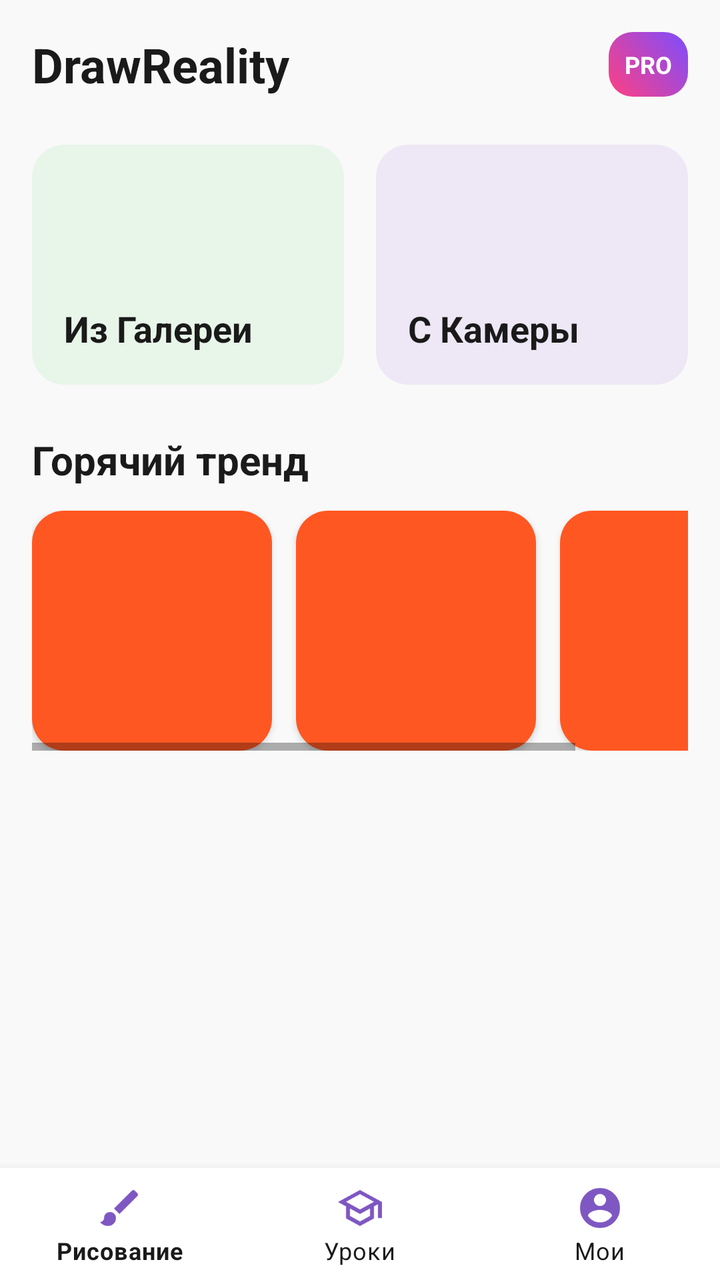
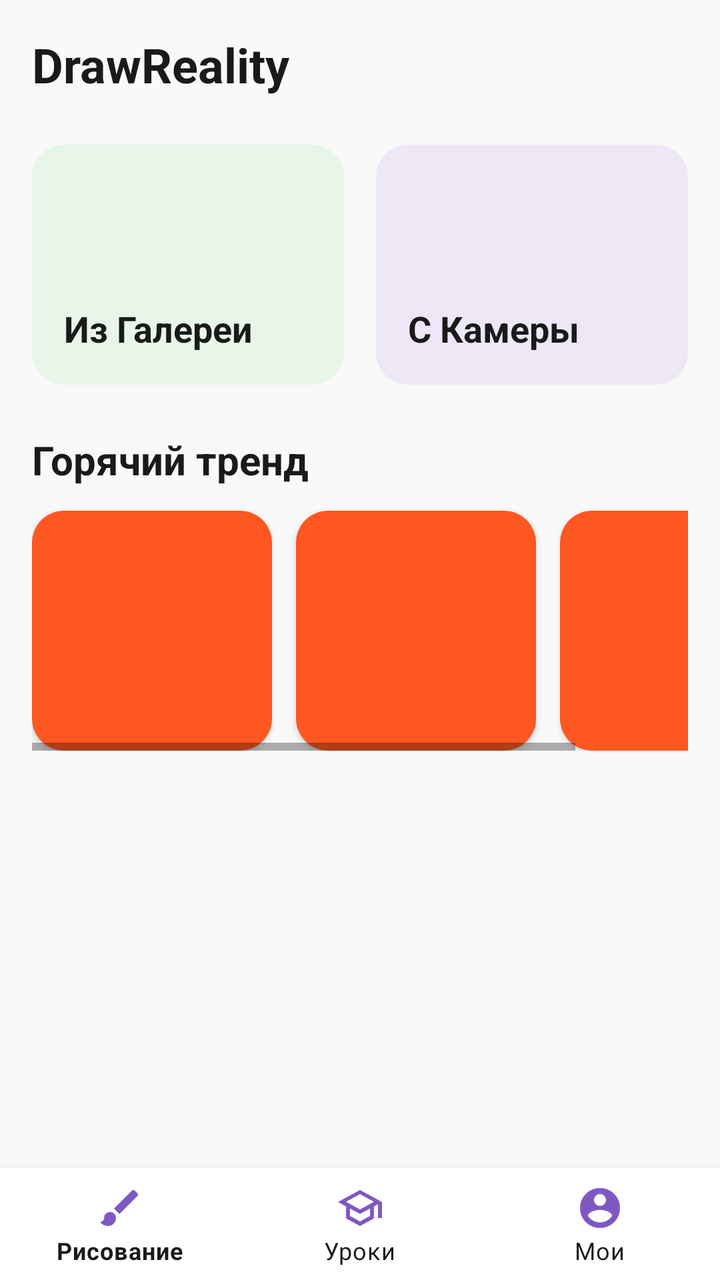

The first picture is an Android layout as it rendered before a commit; the second is the same layout after the commit. The layout source and the unified diff follow.
<!-- AndroidManifest.xml: application theme Theme.DrawReality -->
<!-- res/layout/activity_main.xml -->
<?xml version="1.0" encoding="utf-8"?>
<androidx.constraintlayout.widget.ConstraintLayout 
    xmlns:android="http://schemas.android.com/apk/res/android"
    xmlns:app="http://schemas.android.com/apk/res-auto"
    android:layout_width="match_parent"
    android:layout_height="match_parent"
    android:background="@color/bg_color">

    <ScrollView
        android:layout_width="0dp"
        android:layout_height="0dp"
        app:layout_constraintTop_toTopOf="parent"
        app:layout_constraintBottom_toTopOf="@+id/bottomNav"
        app:layout_constraintStart_toStartOf="parent"
        app:layout_constraintEnd_toEndOf="parent">

        <LinearLayout
            android:layout_width="match_parent"
            android:layout_height="wrap_content"
            android:orientation="vertical"
            android:padding="16dp">

            
            <RelativeLayout
                android:layout_width="match_parent"
                android:layout_height="wrap_content"
                android:layout_marginBottom="24dp">
                <TextView
                    android:layout_width="wrap_content"
                    android:layout_height="wrap_content"
                    android:text="DrawReality"
                    android:textSize="24sp"
                    android:textStyle="bold"
                    android:textColor="@color/text_black"
                    android:layout_centerVertical="true"/>
                <LinearLayout
                    android:layout_width="wrap_content"
                    android:layout_height="wrap_content"
                    android:layout_alignParentEnd="true"
                    android:layout_centerVertical="true">
                    <TextView
                        android:layout_width="wrap_content"
                        android:layout_height="wrap_content"
                        android:text="PRO"
                        android:textColor="#FFF"
                        android:textSize="12sp"
                        android:textStyle="bold"
                        android:background="@drawable/bg_pro_button"
                        android:padding="8dp"/>
                </LinearLayout>
            </RelativeLayout>

            
            <LinearLayout
                android:layout_width="match_parent"
                android:layout_height="120dp"
                android:orientation="horizontal"
                android:layout_marginBottom="24dp">
                
                <androidx.cardview.widget.CardView
                    android:layout_width="0dp"
                    android:layout_height="match_parent"
                    android:layout_weight="1"
                    android:layout_marginEnd="8dp"
                    app:cardCornerRadius="16dp"
                    app:cardBackgroundColor="@color/card_green"
                    app:cardElevation="0dp">
                    <LinearLayout
                        android:layout_width="match_parent"
                        android:layout_height="match_parent"
                        android:orientation="vertical"
                        android:padding="16dp"
                        android:gravity="bottom">
                        <TextView
                            android:layout_width="wrap_content"
                            android:layout_height="wrap_content"
                            android:text="Из Галереи"
                            android:textSize="18sp"
                            android:textStyle="bold"
                            android:textColor="@color/text_black"/>
                    </LinearLayout>
                </androidx.cardview.widget.CardView>

                <androidx.cardview.widget.CardView
                    android:layout_width="0dp"
                    android:layout_height="match_parent"
                    android:layout_weight="1"
                    android:layout_marginStart="8dp"
                    app:cardCornerRadius="16dp"
                    app:cardBackgroundColor="@color/card_purple"
                    app:cardElevation="0dp">
                    <LinearLayout
                        android:layout_width="match_parent"
                        android:layout_height="match_parent"
                        android:orientation="vertical"
                        android:padding="16dp"
                        android:gravity="bottom">
                        <TextView
                            android:layout_width="wrap_content"
                            android:layout_height="wrap_content"
                            android:text="С Камеры"
                            android:textSize="18sp"
                            android:textStyle="bold"
                            android:textColor="@color/text_black"/>
                    </LinearLayout>
                </androidx.cardview.widget.CardView>
            </LinearLayout>

            
            <TextView
                android:layout_width="wrap_content"
                android:layout_height="wrap_content"
                android:text="Горячий тренд"
                android:textSize="20sp"
                android:textStyle="bold"
                android:textColor="@color/text_black"
                android:layout_marginBottom="12dp"/>
            
            <HorizontalScrollView
                android:layout_width="match_parent"
                android:layout_height="wrap_content"
                android:layout_marginBottom="24dp">
                <LinearLayout
                    android:layout_width="wrap_content"
                    android:layout_height="wrap_content"
                    android:orientation="horizontal">
                    
                    <include layout="@layout/item_template_card"/>
                    <include layout="@layout/item_template_card"/>
                    <include layout="@layout/item_template_card"/>
                </LinearLayout>
            </HorizontalScrollView>

        </LinearLayout>
    </ScrollView>

    
    <com.google.android.material.bottomnavigation.BottomNavigationView
        android:id="@+id/bottomNav"
        android:layout_width="0dp"
        android:layout_height="wrap_content"
        android:background="#FFFFFF"
        app:menu="@menu/bottom_nav_menu"
        app:itemIconTint="@color/accent_purple"
        app:itemTextColor="@color/text_black"
        app:layout_constraintBottom_toBottomOf="parent"
        app:layout_constraintStart_toStartOf="parent"
        app:layout_constraintEnd_toEndOf="parent"/>

</androidx.constraintlayout.widget.ConstraintLayout>
<!-- res/layout/item_template_card.xml (included above) -->
<?xml version="1.0" encoding="utf-8"?>
<androidx.cardview.widget.CardView 
    xmlns:android="http://schemas.android.com/apk/res/android"
    xmlns:app="http://schemas.android.com/apk/res-auto"
    android:layout_width="120dp"
    android:layout_height="120dp"
    android:layout_marginEnd="12dp"
    app:cardCornerRadius="16dp"
    app:cardBackgroundColor="#FFFFFF"
    app:cardElevation="2dp">
    <ImageView
        android:layout_width="match_parent"
        android:layout_height="match_parent"
        android:scaleType="centerCrop"
        android:src="@drawable/ic_launcher_foreground"/>
</androidx.cardview.widget.CardView>
<!-- resources referenced by this layout -->
<resources>
  <color name="accent_purple">#7E57C2</color>
  <color name="bg_color">#F9F9F9</color>
  <color name="card_green">#E8F5E9</color>
  <color name="card_purple">#EDE7F6</color>
  <color name="text_black">#1A1A1A</color>
  <!-- drawable bg_pro_button (drawable) -->
  <shape xmlns:android="http://schemas.android.com/apk/res/android" android:shape="rectangle">
      <corners android:radius="12dp"/>
      <gradient android:startColor="#FF4081" android:endColor="#7C4DFF" android:angle="45"/>
  </shape>
  <!-- drawable ic_launcher_foreground (drawable) -->
  <vector xmlns:android="http://schemas.android.com/apk/res/android"
      android:width="108dp"
      android:height="108dp"
      android:viewportWidth="108"
      android:viewportHeight="108">
      <path
          android:fillColor="#FF5722"
          android:pathData="M0,0h108v108h-108z" />
  </vector>
  <style name="Theme.DrawReality" parent="Theme.MaterialComponents.DayNight.NoActionBar">
          <item name="colorPrimary">#FF5722</item>
          <item name="colorPrimaryVariant">#E64A19</item>
          <item name="colorOnPrimary">#FFFFFF</item>
          <item name="android:statusBarColor">#000000</item>
          <item name="android:navigationBarColor">#000000</item>
      </style>
</resources>

<!-- the commit's change to res/layout/activity_main.xml (unified diff, before → after) -->
@@ -21,34 +21,14 @@
             android:padding="16dp">
 
             
-            <RelativeLayout
-                android:layout_width="match_parent"
+            <TextView
+                android:layout_width="wrap_content"
                 android:layout_height="wrap_content"
-                android:layout_marginBottom="24dp">
-                <TextView
-                    android:layout_width="wrap_content"
-                    android:layout_height="wrap_content"
-                    android:text="DrawReality"
-                    android:textSize="24sp"
-                    android:textStyle="bold"
-                    android:textColor="@color/text_black"
-                    android:layout_centerVertical="true"/>
-                <LinearLayout
-                    android:layout_width="wrap_content"
-                    android:layout_height="wrap_content"
-                    android:layout_alignParentEnd="true"
-                    android:layout_centerVertical="true">
-                    <TextView
-                        android:layout_width="wrap_content"
-                        android:layout_height="wrap_content"
-                        android:text="PRO"
-                        android:textColor="#FFF"
-                        android:textSize="12sp"
-                        android:textStyle="bold"
-                        android:background="@drawable/bg_pro_button"
-                        android:padding="8dp"/>
-                </LinearLayout>
-            </RelativeLayout>
+                android:text="DrawReality"
+                android:textSize="24sp"
+                android:textStyle="bold"
+                android:textColor="@color/text_black"
+                android:layout_marginBottom="24dp"/>
 
             
             <LinearLayout
<!-- resource entries referenced after the edit -->
@@ -5,11 +5,6 @@
   <color name="card_green">#E8F5E9</color>
   <color name="card_purple">#EDE7F6</color>
   <color name="text_black">#1A1A1A</color>
-  <!-- drawable bg_pro_button (drawable) -->
-  <shape xmlns:android="http://schemas.android.com/apk/res/android" android:shape="rectangle">
-      <corners android:radius="12dp"/>
-      <gradient android:startColor="#FF4081" android:endColor="#7C4DFF" android:angle="45"/>
-  </shape>
   <!-- drawable ic_launcher_foreground (drawable) -->
   <vector xmlns:android="http://schemas.android.com/apk/res/android"
       android:width="108dp"
